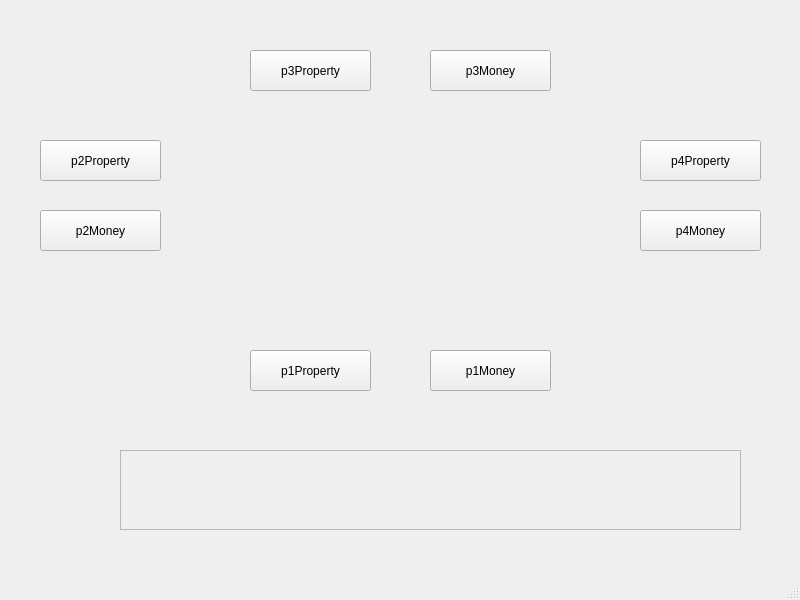
Qt form game.ui (mj2266/monodeal) before a commit.
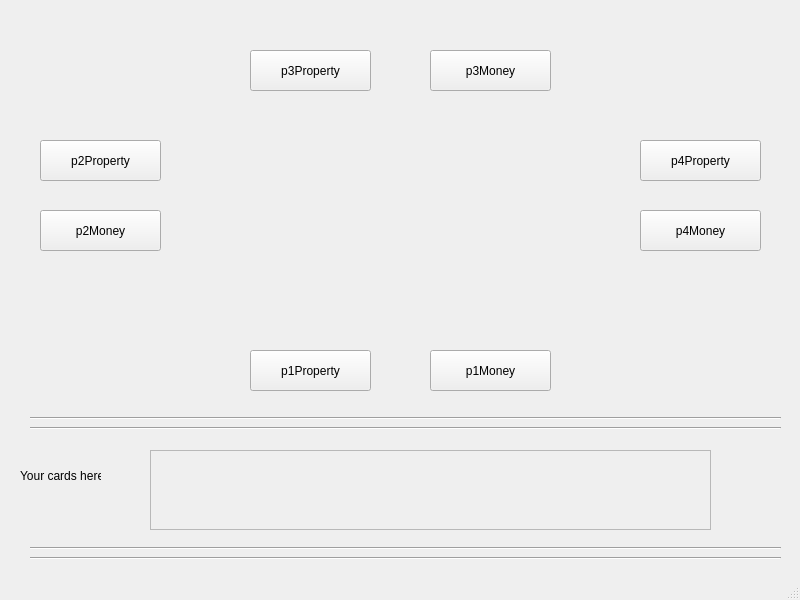
The same form after that commit.

Patch:
```diff
--- a/game.ui
+++ b/game.ui
@@ -17,9 +17,9 @@
    <widget class="QFrame" name="frame">
     <property name="geometry">
      <rect>
-      <x>120</x>
+      <x>150</x>
       <y>450</y>
-      <width>621</width>
+      <width>561</width>
       <height>80</height>
      </rect>
     </property>
@@ -134,6 +134,71 @@
      <string>p4Money</string>
     </property>
    </widget>
+   <widget class="QLabel" name="label">
+    <property name="geometry">
+     <rect>
+      <x>20</x>
+      <y>450</y>
+      <width>81</width>
+      <height>51</height>
+     </rect>
+    </property>
+    <property name="text">
+     <string>Your cards here</string>
+    </property>
+   </widget>
+   <widget class="Line" name="line">
+    <property name="geometry">
+     <rect>
+      <x>30</x>
+      <y>410</y>
+      <width>751</width>
+      <height>16</height>
+     </rect>
+    </property>
+    <property name="orientation">
+     <enum>Qt::Horizontal</enum>
+    </property>
+   </widget>
+   <widget class="Line" name="line_2">
+    <property name="geometry">
+     <rect>
+      <x>30</x>
+      <y>420</y>
+      <width>751</width>
+      <height>16</height>
+     </rect>
+    </property>
+    <property name="orientation">
+     <enum>Qt::Horizontal</enum>
+    </property>
+   </widget>
+   <widget class="Line" name="line_3">
+    <property name="geometry">
+     <rect>
+      <x>30</x>
+      <y>550</y>
+      <width>751</width>
+      <height>16</height>
+     </rect>
+    </property>
+    <property name="orientation">
+     <enum>Qt::Horizontal</enum>
+    </property>
+   </widget>
+   <widget class="Line" name="line_4">
+    <property name="geometry">
+     <rect>
+      <x>30</x>
+      <y>540</y>
+      <width>751</width>
+      <height>16</height>
+     </rect>
+    </property>
+    <property name="orientation">
+     <enum>Qt::Horizontal</enum>
+    </property>
+   </widget>
   </widget>
   <widget class="QMenuBar" name="menubar">
    <property name="geometry">
```
